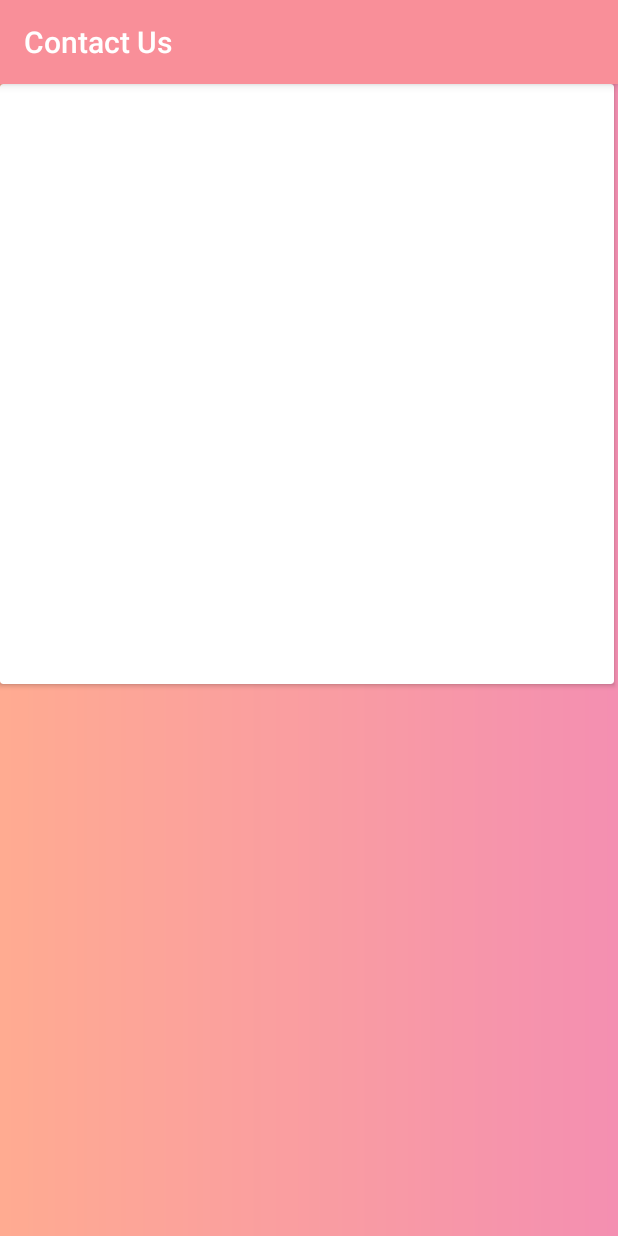
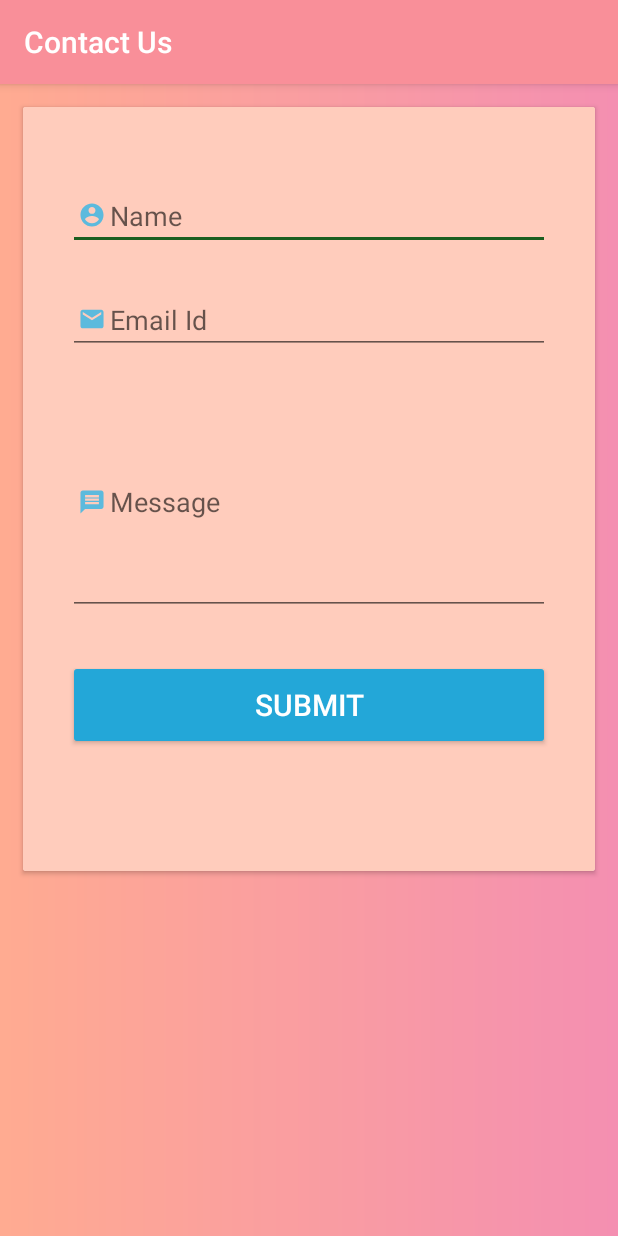
Before and after one commit to Brijesh000/GroupProject, an Android app: the ContactUs screen opened directly, with no data from a screen before it, on a phone screen of 412 x 824 dp. Run offline under Robolectric (Android 15) with nearby library versions, the phone set to English and light mode, and no system bars.

Commit message:
Contact us

```diff
--- /dev/null
+++ b/app/src/main/res/drawable-anydpi/ic_action_email.xml
@@ -0,0 +1,16 @@
+<vector xmlns:android="http://schemas.android.com/apk/res/android"
+    android:width="24dp"
+    android:height="24dp"
+    android:viewportWidth="24"
+    android:viewportHeight="24"
+    android:tint="#33B5E5"
+    android:alpha="0.8">
+  <group android:scaleX="0.7692308"
+      android:scaleY="0.7692308"
+      android:translateX="2.7692308"
+      android:translateY="2.7692308">
+    <path
+        android:fillColor="@android:color/white"
+        android:pathData="M20,4L4,4c-1.1,0 -1.99,0.9 -1.99,2L2,18c0,1.1 0.9,2 2,2h16c1.1,0 2,-0.9 2,-2L22,6c0,-1.1 -0.9,-2 -2,-2zM20,8l-8,5 -8,-5L4,6l8,5 8,-5v2z"/>
+  </group>
+</vector>
--- /dev/null
+++ b/app/src/main/res/drawable-anydpi/ic_action_message.xml
@@ -0,0 +1,16 @@
+<vector xmlns:android="http://schemas.android.com/apk/res/android"
+    android:width="24dp"
+    android:height="24dp"
+    android:viewportWidth="24"
+    android:viewportHeight="24"
+    android:tint="#33B5E5"
+    android:alpha="0.8">
+  <group android:scaleX="0.7692308"
+      android:scaleY="0.7692308"
+      android:translateX="2.7692308"
+      android:translateY="2.7692308">
+    <path
+        android:fillColor="@android:color/white"
+        android:pathData="M20,2L4,2c-1.1,0 -1.99,0.9 -1.99,2L2,22l4,-4h14c1.1,0 2,-0.9 2,-2L22,4c0,-1.1 -0.9,-2 -2,-2zM18,14L6,14v-2h12v2zM18,11L6,11L6,9h12v2zM18,8L6,8L6,6h12v2z"/>
+  </group>
+</vector>
--- /dev/null
+++ b/app/src/main/res/drawable-anydpi/ic_action_name.xml
@@ -0,0 +1,16 @@
+<vector xmlns:android="http://schemas.android.com/apk/res/android"
+    android:width="24dp"
+    android:height="24dp"
+    android:viewportWidth="24"
+    android:viewportHeight="24"
+    android:tint="#33B5E5"
+    android:alpha="0.8">
+  <group android:scaleX="0.7692308"
+      android:scaleY="0.7692308"
+      android:translateX="2.7692308"
+      android:translateY="2.7692308">
+    <path
+        android:fillColor="@android:color/white"
+        android:pathData="M12,2C6.48,2 2,6.48 2,12s4.48,10 10,10 10,-4.48 10,-10S17.52,2 12,2zM12,5c1.66,0 3,1.34 3,3s-1.34,3 -3,3 -3,-1.34 -3,-3 1.34,-3 3,-3zM12,19.2c-2.5,0 -4.71,-1.28 -6,-3.22 0.03,-1.99 4,-3.08 6,-3.08 1.99,0 5.97,1.09 6,3.08 -1.29,1.94 -3.5,3.22 -6,3.22z"/>
+  </group>
+</vector>
--- a/app/src/main/res/layout/activity_contact_us.xml
+++ b/app/src/main/res/layout/activity_contact_us.xml
@@ -8,9 +8,97 @@
     tools:context=".ContactUs">
 
     <androidx.cardview.widget.CardView
-        android:layout_width="409dp"
-        android:layout_height="400dp" >
+        android:id="@+id/cardView"
+        android:layout_width="match_parent"
+        android:layout_height="wrap_content"
+        android:layout_marginLeft="15dp"
+        android:layout_marginRight="15dp"
+        android:layout_marginTop="15dp"
+        android:background="@color/orange"
+        android:foregroundGravity="center"
+        app:layout_constraintTop_toTopOf="parent"
+        app:layout_constraintEnd_toEndOf="parent"
+        app:layout_constraintStart_toStartOf="parent"
+        app:layout_constraintTop_toBottomOf="@+id/img">
 
+
+        <ScrollView
+            android:id="@+id/sv"
+            android:layout_width="match_parent"
+            android:layout_height="wrap_content"
+            android:background="@color/orange"
+            android:paddingBottom="50sp">
+
+            <LinearLayout
+                android:layout_width="match_parent"
+                android:layout_height="wrap_content"
+                android:background="@color/orange"
+                android:orientation="vertical">
+
+                <LinearLayout
+                    android:layout_width="match_parent"
+                    android:layout_height="wrap_content"
+                    android:orientation="vertical">
+
+                    <EditText
+                        android:id="@+id/txtName"
+                        style="@style/txt_box"
+                        android:layout_marginTop="50sp"
+                        android:autofillHints=""
+                        android:drawableStart="@drawable/ic_action_name"
+                        android:ems="10"
+                        android:hint="@string/hint_name"
+                        android:inputType="textEmailAddress" />
+
+                    <EditText
+                        android:id="@+id/txtEmail"
+                        style="@style/txt_box"
+                        android:autofillHints=""
+                        android:drawableStart="@drawable/ic_action_email"
+                        android:ems="10"
+                        android:hint="@string/hint_email"
+                        android:inputType="textPassword" />
+
+                    <EditText
+                        android:id="@+id/txtMessage"
+                        android:autofillHints=""
+                        android:drawableStart="@drawable/ic_action_message"
+                        android:layout_height="150dp"
+                        android:ems="10"
+                        style="@style/txt_box"
+                        android:hint="@string/hint_message"
+                        android:inputType="textMultiLine" />
+
+                    <Button
+                        android:id="@+id/submit"
+                        android:layout_width="match_parent"
+                        android:layout_height="wrap_content"
+                        android:layout_gravity="center"
+                        android:layout_marginLeft="30sp"
+                        android:layout_marginTop="30dp"
+                        android:layout_marginRight="30sp"
+                        android:layout_marginBottom="10sp"
+                        android:width="300sp"
+                        android:height="60sp"
+                        android:backgroundTint="@color/button"
+                        android:text="@string/submit"
+                        android:textColor="@color/txt"
+                        android:textSize="20sp" />
+
+                    <LinearLayout
+                        android:layout_width="match_parent"
+                        android:layout_height="wrap_content"
+                        android:layout_marginTop="5sp"
+                        android:layout_marginBottom="15sp"
+                        android:orientation="horizontal">
+
+                    </LinearLayout>
+
+                </LinearLayout>
+
+            </LinearLayout>
+
+        </ScrollView>
 
     </androidx.cardview.widget.CardView>
 
--- a/app/src/main/res/values/strings.xml
+++ b/app/src/main/res/values/strings.xml
@@ -2,9 +2,13 @@
     <string name="app_name">Git Project</string>
     <string name="todo">TODO</string>
     <string name="login">LogIn</string>
+    <string name="submit">Submit</string>
     <string name="sign_up">SignUp?</string>
     <string name="hint_e">Username</string>
     <string name="hint_p">Password</string>
+    <string name="hint_name">Name</string>
+    <string name="hint_email">Email Id</string>
+    <string name="hint_message">Message</string>
 
 <!--  This is only for About us page  -->
 <!--  e_n = name  -->
```
Also changed, not shown: app/src/main/res/drawable-hdpi/ic_action_email.png (added), app/src/main/res/drawable-hdpi/ic_action_message.png (added), app/src/main/res/drawable-hdpi/ic_action_name.png (added), app/src/main/res/drawable-mdpi/ic_action_email.png (added), app/src/main/res/drawable-mdpi/ic_action_message.png (added), app/src/main/res/drawable-mdpi/ic_action_name.png (added), app/src/main/res/drawable-xhdpi/ic_action_email.png (added), app/src/main/res/drawable-xhdpi/ic_action_message.png (added), app/src/main/res/drawable-xhdpi/ic_action_name.png (added), app/src/main/res/drawable-xxhdpi/ic_action_email.png (added), app/src/main/res/drawable-xxhdpi/ic_action_message.png (added), app/src/main/res/drawable-xxhdpi/ic_action_name.png (added).
